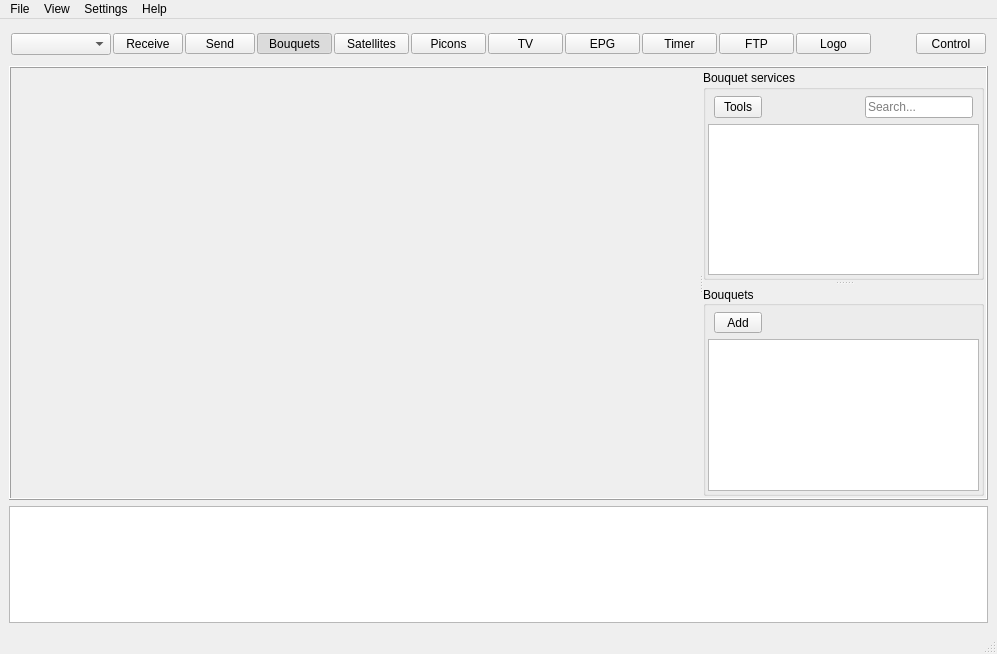
Above: app/ui/res/main.ui from DYefremov/E2Toolkit before the change. Below: the same form after it.
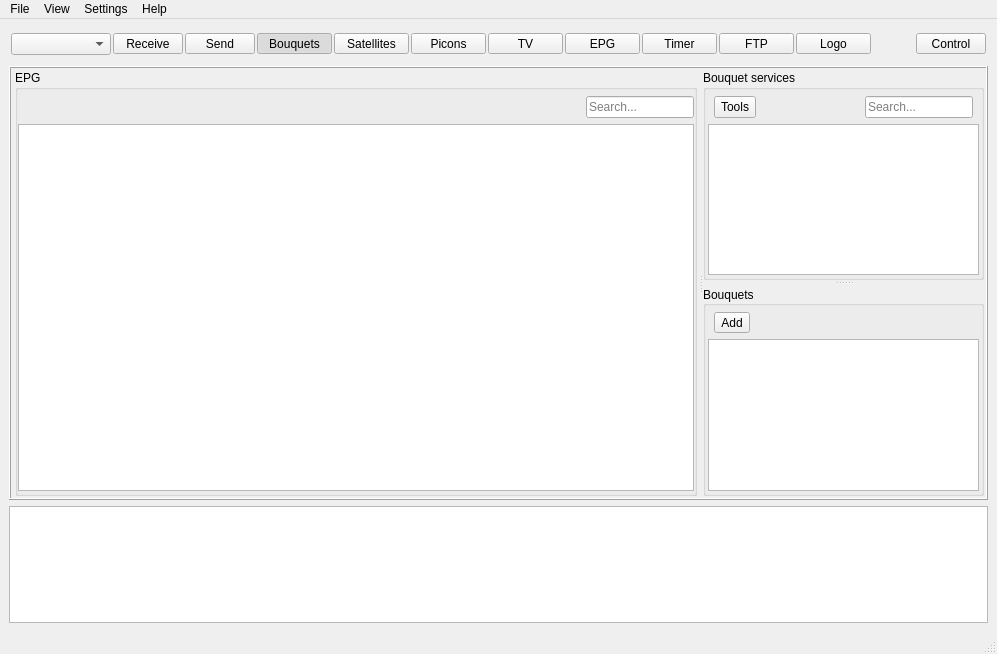
That is the form after the change. The open tabs and pages were chosen to show the change. Icons and pictures are not drawn.

Patch:
```diff
--- a/app/ui/res/main.ui
+++ b/app/ui/res/main.ui
@@ -19,6 +19,9 @@
   <property name="windowTitle">
    <string>E2Toolkit</string>
   </property>
+  <property name="documentMode">
+   <bool>false</bool>
+  </property>
   <widget class="QWidget" name="central_widget">
    <layout class="QGridLayout" name="gridLayout">
     <item row="0" column="0">
@@ -1074,7 +1077,79 @@
             </item>
            </layout>
           </widget>
-          <widget class="QWidget" name="epg_page"/>
+          <widget class="QWidget" name="epg_page">
+           <layout class="QGridLayout" name="epg_page_layout">
+            <property name="leftMargin">
+             <number>2</number>
+            </property>
+            <property name="topMargin">
+             <number>0</number>
+            </property>
+            <property name="rightMargin">
+             <number>2</number>
+            </property>
+            <property name="bottomMargin">
+             <number>0</number>
+            </property>
+            <property name="verticalSpacing">
+             <number>6</number>
+            </property>
+            <item row="0" column="0">
+             <widget class="QGroupBox" name="epg_group_box">
+              <property name="title">
+               <string>EPG</string>
+              </property>
+              <layout class="QVBoxLayout" name="epg_vertical_layout">
+               <property name="leftMargin">
+                <number>0</number>
+               </property>
+               <property name="topMargin">
+                <number>6</number>
+               </property>
+               <property name="rightMargin">
+                <number>0</number>
+               </property>
+               <property name="bottomMargin">
+                <number>2</number>
+               </property>
+               <item>
+                <layout class="QHBoxLayout" name="epg_header_layout">
+                 <item>
+                  <spacer name="epg_top_spacer">
+                   <property name="orientation">
+                    <enum>Qt::Horizontal</enum>
+                   </property>
+                   <property name="sizeHint" stdset="0">
+                    <size>
+                     <width>40</width>
+                     <height>20</height>
+                    </size>
+                   </property>
+                  </spacer>
+                 </item>
+                 <item>
+                  <widget class="QLineEdit" name="epg_search_edit">
+                   <property name="sizePolicy">
+                    <sizepolicy hsizetype="Fixed" vsizetype="Fixed">
+                     <horstretch>0</horstretch>
+                     <verstretch>0</verstretch>
+                    </sizepolicy>
+                   </property>
+                   <property name="placeholderText">
+                    <string>Search...</string>
+                   </property>
+                  </widget>
+                 </item>
+                </layout>
+               </item>
+               <item>
+                <widget class="QListView" name="epg_view"/>
+               </item>
+              </layout>
+             </widget>
+            </item>
+           </layout>
+          </widget>
           <widget class="QWidget" name="timer_page"/>
           <widget class="QWidget" name="ftp_page"/>
           <widget class="QWidget" name="logo_page"/>
@@ -1136,14 +1211,14 @@
               <item>
                <widget class="QToolButton" name="fav_menu_button">
                 <property name="sizePolicy">
-                 <sizepolicy hsizetype="Fixed" vsizetype="Preferred">
+                 <sizepolicy hsizetype="Preferred" vsizetype="Preferred">
                   <horstretch>0</horstretch>
                   <verstretch>0</verstretch>
                  </sizepolicy>
                 </property>
                 <property name="minimumSize">
                  <size>
-                  <width>48</width>
+                  <width>32</width>
                   <height>0</height>
                  </size>
                 </property>
@@ -1151,7 +1226,23 @@
                  <string>Tools</string>
                 </property>
                 <property name="text">
-                 <string>Tools</string>
+                 <string notr="true">Tools</string>
+                </property>
+                <property name="icon">
+                 <iconset theme="open-menu">
+                  <normaloff>.</normaloff>.</iconset>
+                </property>
+                <property name="iconSize">
+                 <size>
+                  <width>16</width>
+                  <height>16</height>
+                 </size>
+                </property>
+                <property name="popupMode">
+                 <enum>QToolButton::InstantPopup</enum>
+                </property>
+                <property name="toolButtonStyle">
+                 <enum>Qt::ToolButtonIconOnly</enum>
                 </property>
                 <property name="autoRaise">
                  <bool>false</bool>
@@ -1241,7 +1332,7 @@
                 </property>
                 <property name="minimumSize">
                  <size>
-                  <width>48</width>
+                  <width>32</width>
                   <height>0</height>
                  </size>
                 </property>
```
Left out of the diff: 51 changed lines with no effect on the pictures.
